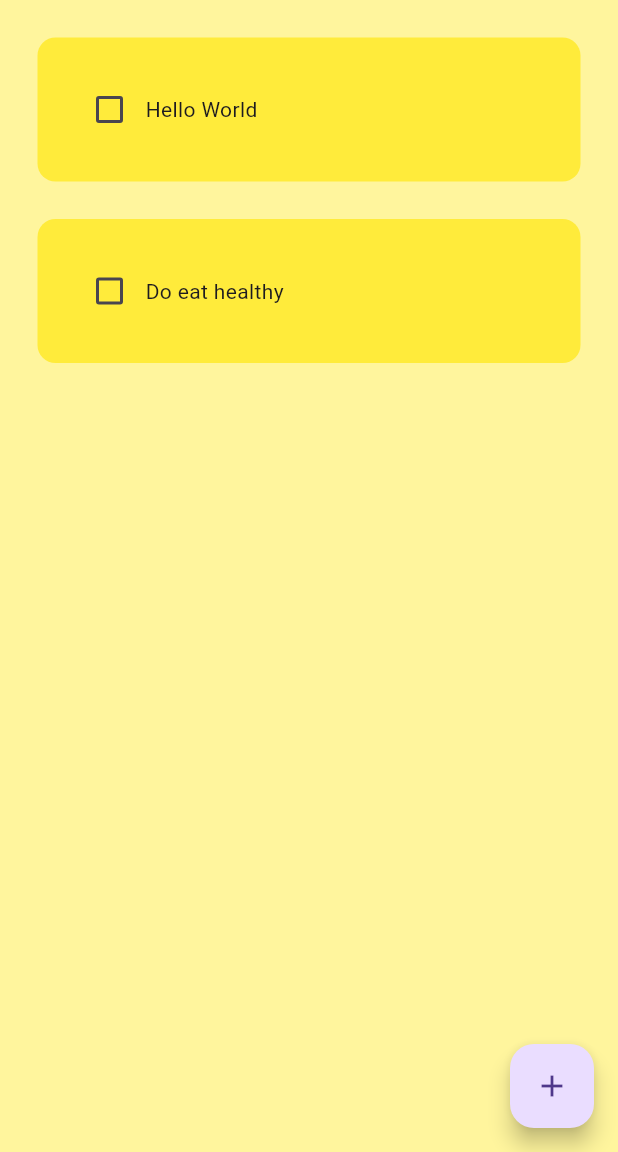
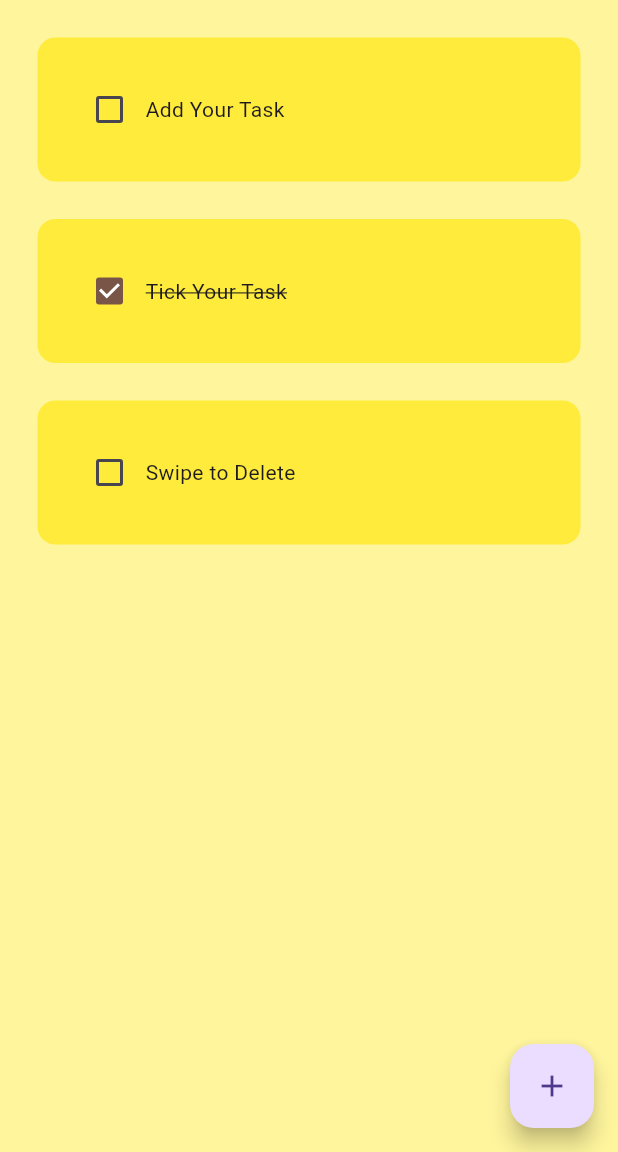
Before and after one commit to ziyadkadekara/Todo-App-v1, a Flutter app: the screen it shows after launch, on a phone screen of 412 x 824 dp, the part 84-1236 px from its top. Run offline on Flutter 3.47's test engine with Material 3 defaults, Android fonts, the phone set to English and light mode, and no system bars; drawn by our look-alikes of flutter_slidable; our stand-ins replace hive_flutter; accounts and stored records are empty.

Commit message:
completed the tutorial

```diff
--- /dev/null
+++ b/lib/data/database.dart
@@ -0,0 +1,27 @@
+import 'package:hive_flutter/hive_flutter.dart';
+
+class ToDoDataBase {
+  List toDoList = [];
+
+  //reference hive box
+  final _myBox = Hive.box('mybox');
+
+  //run this command if this is 1st tim opeinig app
+  void createInitialData() {
+    toDoList = [
+      ["Add Your Task", false],
+      ["Tick Your Task", true],
+      ["Swipe to Delete", false],
+    ];
+  }
+
+  //load data from database
+  void loadData() {
+    toDoList = _myBox.get("TODOLIST");
+  }
+
+  //update the database
+  void updateDataBase() {
+    _myBox.put("TODOLIST", toDoList);
+  }
+}
--- a/lib/main.dart
+++ b/lib/main.dart
@@ -1,7 +1,11 @@
 import 'package:flutter/material.dart';
+import 'package:hive_flutter/hive_flutter.dart';
 import 'package:todoappvi/pages/home_page.dart';
 
-void main() {
+void main() async {
+  await Hive.initFlutter();
+  //open a box
+  var box = await Hive.openBox('mybox');
   runApp(const MyApp());
 }
 
--- a/lib/pages/home_page.dart
+++ b/lib/pages/home_page.dart
@@ -1,4 +1,6 @@
 import 'package:flutter/material.dart';
+import 'package:hive_flutter/hive_flutter.dart';
+import 'package:todoappvi/data/database.dart';
 import 'package:todoappvi/util/dialog_box.dart';
 import '../util/todo_tile.dart';
 
@@ -10,17 +12,41 @@ class TodoApp extends StatefulWidget {
 }
 
 class _TodoAppState extends State<TodoApp> {
+  //reference box
+
+  final _myBox = Hive.box('mybox');
+  ToDoDataBase db = ToDoDataBase();
+
+  @override
+  void initState() {
+    if (_myBox.get("TODOLIST") == null) {
+      db.createInitialData();
+    } else {
+      db.loadData();
+    }
+    super.initState();
+  }
+
+  //text controller
+  final _controller = TextEditingController();
   //list of todo task
-  List toDoList = [
-    ["Hello World", false],
-    ["Do eat healthy", false]
-  ];
 
   //checkbox was tapped
   void checkBoxChanged(bool? value, int index) {
     setState(() {
-      toDoList[index][1] = !toDoList[index][1];
+      db.toDoList[index][1] = !db.toDoList[index][1];
     });
+    db.updateDataBase();
+  }
+
+  //save new task
+  void saveNewTask() {
+    setState(() {
+      db.toDoList.add([_controller.text, false]);
+      _controller.clear();
+    });
+    Navigator.of(context).pop();
+    db.updateDataBase();
   }
 
   //create new task function
@@ -28,9 +54,21 @@ class _TodoAppState extends State<TodoApp> {
     showDialog(
       context: context,
       builder: (context) {
-        return DialogBox();
+        return DialogBox(
+          controller: _controller,
+          onSave: saveNewTask,
+          onCancel: () => Navigator.of(context).pop(),
+        );
       },
     );
+  }
+
+  //delete a function
+  void deleteTask(int index) {
+    setState(() {
+      db.toDoList.removeAt(index);
+    });
+    db.updateDataBase();
   }
 
   @override
@@ -46,12 +84,13 @@ class _TodoAppState extends State<TodoApp> {
         child: const Icon(Icons.add),
       ),
       body: ListView.builder(
-        itemCount: toDoList.length,
+        itemCount: db.toDoList.length,
         itemBuilder: (context, index) {
           return ToDoTile(
-            taskName: toDoList[index][0],
-            taskCompleted: toDoList[index][1],
+            taskName: db.toDoList[index][0],
+            taskCompleted: db.toDoList[index][1],
             onChanged: (value) => checkBoxChanged(value, index),
+            deleteFunction: (context) => deleteTask(index),
           );
         },
       ),
--- a/lib/util/todo_tile.dart
+++ b/lib/util/todo_tile.dart
@@ -1,20 +1,36 @@
 import 'package:flutter/material.dart';
+import 'package:flutter_slidable/flutter_slidable.dart';
 
 class ToDoTile extends StatelessWidget {
   final String taskName;
   final bool taskCompleted;
   Function(bool?)? onChanged;
+  Function(BuildContext)? deleteFunction;
 
-  ToDoTile(
-      {super.key,
+  ToDoTile({
+    super.key,
     required this.taskName,
     required this.taskCompleted,
-      required this.onChanged});
+    required this.onChanged,
+    required this.deleteFunction,
+  });
 
   @override
   Widget build(BuildContext context) {
     return Padding(
       padding: const EdgeInsets.only(left: 25.0, right: 25, top: 25),
+      child: Slidable(
+        endActionPane: ActionPane(
+          motion: StretchMotion(),
+          children: [
+            SlidableAction(
+              onPressed: deleteFunction,
+              icon: Icons.delete,
+              backgroundColor: const Color.fromARGB(255, 245, 161, 169),
+              borderRadius: BorderRadius.circular(12),
+            ),
+          ],
+        ),
         child: Container(
           padding: EdgeInsets.all(24),
           decoration: BoxDecoration(
@@ -40,6 +56,7 @@ class ToDoTile extends StatelessWidget {
             ],
           ),
         ),
+      ),
     );
   }
 }
--- a/pubspec.yaml
+++ b/pubspec.yaml
@@ -30,15 +30,19 @@ environment:
 dependencies:
   flutter:
     sdk: flutter
-
+  hive: ^2.2.3
+  hive_flutter: ^1.1.0
 
   # The following adds the Cupertino Icons font to your application.
   # Use with the CupertinoIcons class for iOS style icons.
   cupertino_icons: ^1.0.2
+  flutter_slidable: ^1.2.0
 
 dev_dependencies:
   flutter_test:
     sdk: flutter
+  hive_generator: ^1.1.3
+  build_runner: ^2.1.11
 
   # The "flutter_lints" package below contains a set of recommended lints to
   # encourage good coding practices. The lint set provided by the package is
```
Also changed, not shown: lib/util/dialog_box.dart (+21 -5 lines), lib/util/my_button.dart (added, +20 -0 lines), pubspec.lock, 1 other file. Lines whose indentation alone changed are shown as unchanged.
